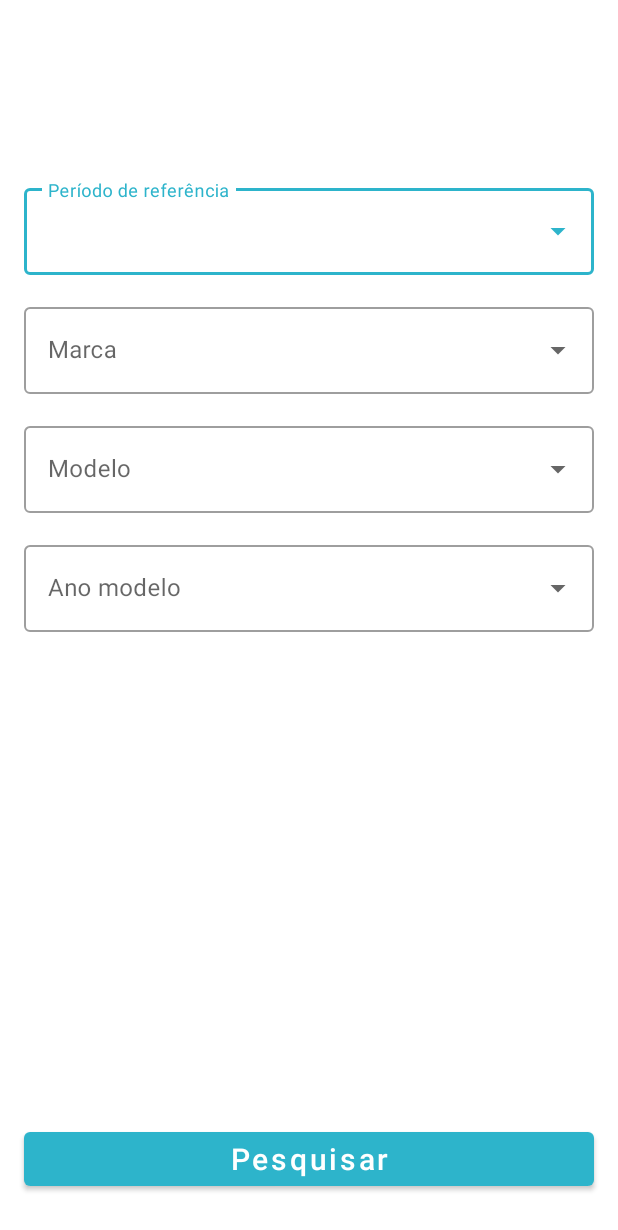
After one commit to priscillasouza/advanced-fipe, an Android app: the layout fragment_consult_common_screen.xml on its own in the app's theme, with its tools: preview values and no code run, on a phone screen of 412 x 824 dp. The commit adds this screen. Shown: the top 1230 px of the screen. Run offline under Robolectric (Android 15) with nearby library versions, the phone set to English and light mode, and no system bars.

Commit message:
criando layouts telas de consulta comum e por codigo fipe

```diff
--- /dev/null
+++ b/app/src/main/res/layout/fragment_consult_common_screen.xml
@@ -0,0 +1,107 @@
+<?xml version="1.0" encoding="utf-8"?>
+<ScrollView xmlns:android="http://schemas.android.com/apk/res/android"
+    xmlns:app="http://schemas.android.com/apk/res-auto"
+    android:layout_width="match_parent"
+    android:layout_height="match_parent"
+    android:fillViewport="true">
+
+    <androidx.constraintlayout.widget.ConstraintLayout
+        android:layout_width="match_parent"
+        android:layout_height="wrap_content">
+
+        <com.google.android.material.textfield.TextInputLayout
+            android:id="@+id/text_input_layout_reference_period"
+            style="@style/Widget.MaterialComponents.TextInputLayout.OutlinedBox.ExposedDropdownMenu"
+            android:layout_width="0dp"
+            android:layout_height="wrap_content"
+            android:layout_marginHorizontal="16dp"
+            android:layout_marginTop="120dp"
+            android:hint="@string/text_hint_reference_period"
+            app:layout_constraintEnd_toEndOf="parent"
+            app:layout_constraintStart_toStartOf="parent"
+            app:layout_constraintTop_toTopOf="parent">
+
+            <AutoCompleteTextView
+                android:id="@+id/auto_complete_text_view_reference_period"
+                android:layout_width="match_parent"
+                android:layout_height="wrap_content"
+                android:inputType="none"
+                android:padding="18dp"
+                android:paddingBottom="10dp" />
+        </com.google.android.material.textfield.TextInputLayout>
+
+        <com.google.android.material.textfield.TextInputLayout
+            android:id="@+id/text_input_layout_brand"
+            style="@style/Widget.MaterialComponents.TextInputLayout.OutlinedBox.ExposedDropdownMenu"
+            android:layout_width="0dp"
+            android:layout_height="wrap_content"
+            android:layout_marginTop="16dp"
+            android:hint="@string/text_hint_brand"
+            app:layout_constraintEnd_toEndOf="@id/text_input_layout_reference_period"
+            app:layout_constraintStart_toStartOf="@id/text_input_layout_reference_period"
+            app:layout_constraintTop_toBottomOf="@id/text_input_layout_reference_period">
+
+            <AutoCompleteTextView
+                android:id="@+id/auto_complete_text_view_brand"
+                android:layout_width="match_parent"
+                android:layout_height="wrap_content"
+                android:inputType="none"
+                android:padding="18dp"
+                android:paddingBottom="10dp" />
+        </com.google.android.material.textfield.TextInputLayout>
+
+        <com.google.android.material.textfield.TextInputLayout
+            android:id="@+id/text_input_layout_model"
+            style="@style/Widget.MaterialComponents.TextInputLayout.OutlinedBox.ExposedDropdownMenu"
+            android:layout_width="0dp"
+            android:layout_height="wrap_content"
+            android:layout_marginTop="16dp"
+            android:hint="@string/text_hint_model"
+            app:layout_constraintEnd_toEndOf="@id/text_input_layout_brand"
+            app:layout_constraintStart_toStartOf="@id/text_input_layout_brand"
+            app:layout_constraintTop_toBottomOf="@id/text_input_layout_brand">
+
+            <AutoCompleteTextView
+                android:id="@+id/auto_complete_text_view_model"
+                android:layout_width="match_parent"
+                android:layout_height="wrap_content"
+                android:inputType="none"
+                android:padding="18dp"
+                android:paddingBottom="10dp" />
+        </com.google.android.material.textfield.TextInputLayout>
+
+        <com.google.android.material.textfield.TextInputLayout
+            android:id="@+id/text_input_layout_year"
+            style="@style/Widget.MaterialComponents.TextInputLayout.OutlinedBox.ExposedDropdownMenu"
+            android:layout_width="0dp"
+            android:layout_height="wrap_content"
+            android:layout_marginTop="16dp"
+            android:hint="@string/text_hint_model_year"
+            app:layout_constraintEnd_toEndOf="@id/text_input_layout_model"
+            app:layout_constraintStart_toStartOf="@id/text_input_layout_model"
+            app:layout_constraintTop_toBottomOf="@id/text_input_layout_model">
+
+            <AutoCompleteTextView
+                android:id="@+id/auto_complete_text_view_year"
+                android:layout_width="match_parent"
+                android:layout_height="wrap_content"
+                android:inputType="none"
+                android:padding="18dp"
+                android:paddingBottom="10dp" />
+        </com.google.android.material.textfield.TextInputLayout>
+
+        <Button
+            android:layout_width="match_parent"
+            android:layout_height="wrap_content"
+            android:layout_marginHorizontal="16dp"
+            android:layout_marginTop="64dp"
+            android:text="@string/text_button_search_common"
+            android:textAllCaps="false"
+            android:textSize="20sp"
+            app:layout_constraintBottom_toBottomOf="parent"
+            app:layout_constraintEnd_toEndOf="parent"
+            app:layout_constraintStart_toStartOf="parent"
+            app:layout_constraintTop_toBottomOf="@id/text_input_layout_year"
+            app:layout_constraintVertical_bias="0.905" />
+    </androidx.constraintlayout.widget.ConstraintLayout>
+</ScrollView>
--- a/app/src/main/res/values/strings.xml
+++ b/app/src/main/res/values/strings.xml
@@ -4,4 +4,16 @@
     <string name="consulta_de_carros">Consulta de carros e utilitários pequenos</string>
     <string name="consulta_de_motos">Consulta de motos</string>
     <string name="consulta_de_caminhoes">Consulta de caminhões e micro ônibus</string>
+    <string name="text_brand">Marca</string>
+    <string name="text_model">Modelo</string>
+    <string name="text_model_year">Ano modelo</string>
+    <string name="text_button_search_common">Pesquisar</string>
+    <string name="text_hint_reference_period_code">Período de referência</string>
+    <string name="text_hint_model_year">Ano modelo</string>
+    <string name="text_hint_model">Modelo</string>
+    <string name="text_hint_brand">Marca</string>
+    <string name="text_hint_reference_period">Período de referência</string>
+    <string name="text_button_search_by_code_fipe">Pesquisar</string>
+    <string name="text_hint_model_year_by_code">Ano modelo</string>
+    <string name="text_hint_by_code_fipe">Código Fipe</string>
 </resources>
```
Also changed, not shown: app/src/main/res/layout/fragment_consult_code_screen.xml (added, +86 -0 lines), app/src/main/res/layout/fragment_consult_screen.xml (added, +49 -0 lines).
